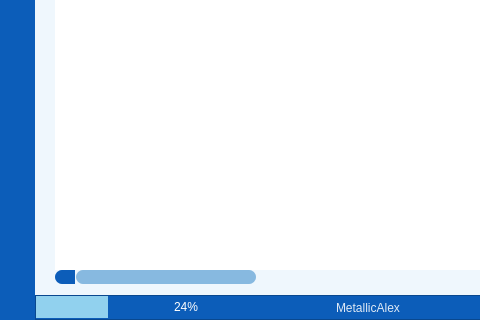
Qt form widget/forms/form_main.ui (MetallicAlex/Thermal-Camera) before a commit; both pictures show x 175 to 655 and y 448 to 768 of the 1366 by 768 pixel window.
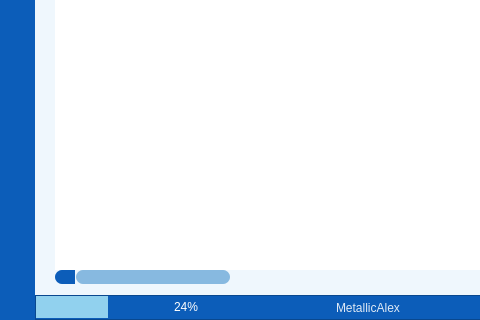
The same form after that commit. The open tabs and pages were chosen to show the change. Icons and pictures are not drawn.

What changed in the file:
```diff
--- a/widget/forms/form_main.ui
+++ b/widget/forms/form_main.ui
@@ -6091,7 +6091,7 @@
                 <number>0</number>
                </property>
                <property name="columnCount">
-                <number>6</number>
+                <number>7</number>
                </property>
                <attribute name="horizontalHeaderVisible">
                 <bool>false</bool>
@@ -6128,6 +6128,14 @@
                  <set>AlignCenter</set>
                 </property>
                </column>
+               <column>
+                <property name="text">
+                 <string>Устройство</string>
+                </property>
+                <property name="textAlignment">
+                 <set>AlignCenter</set>
+                </property>
+               </column>
                <column>
                 <property name="text">
                  <string>Ф.И.О.</string>
```
Left out of the diff: 16 changed lines with no effect on the pictures.
